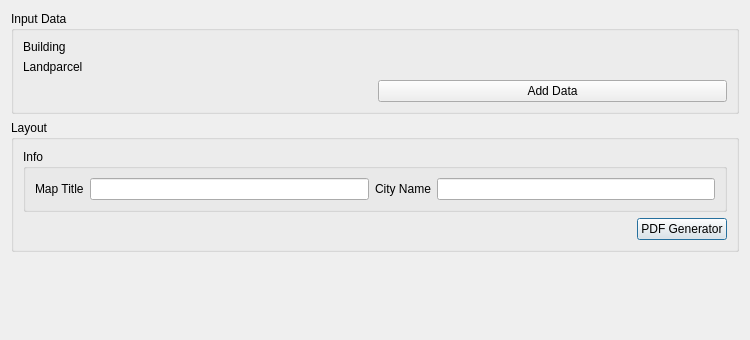
Before: the Qt Designer form 03_Exercise_2/exercise_2/layout_generator/layout_generator_dialog_base.ui in Hamidrezaostadabbas/FOSS4G_Asia_2023, drawn with Qt 5.
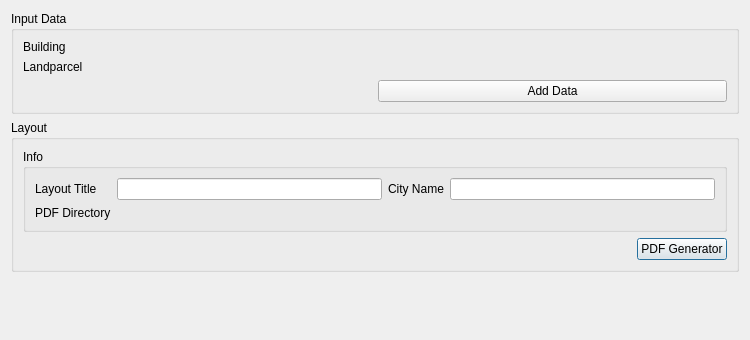
After: the same form once the commit is applied. Custom widgets are drawn as their Qt base class.

Patch:
```diff
--- a/03_Exercise_2/exercise_2/layout_generator/layout_generator_dialog_base.ui
+++ b/03_Exercise_2/exercise_2/layout_generator/layout_generator_dialog_base.ui
@@ -58,18 +58,11 @@
          <string>Info</string>
         </property>
         <layout class="QGridLayout" name="gridLayout_4">
-         <item row="0" column="1">
-          <widget class="QLineEdit" name="mapTitleLineEdit"/>
-         </item>
          <item row="0" column="3">
           <widget class="QLineEdit" name="cityNameLineEdit"/>
          </item>
-         <item row="0" column="0">
-          <widget class="QLabel" name="mapTitleLabel">
-           <property name="text">
-            <string>Map Title</string>
-           </property>
-          </widget>
+         <item row="0" column="1">
+          <widget class="QLineEdit" name="layoutTitleLineEdit"/>
          </item>
          <item row="0" column="2">
           <widget class="QLabel" name="cityNameLabel">
@@ -78,6 +71,30 @@
            </property>
           </widget>
          </item>
+         <item row="0" column="0">
+          <widget class="QLabel" name="layoutTitleLabel">
+           <property name="text">
+            <string>Layout Title</string>
+           </property>
+          </widget>
+         </item>
+         <item row="1" column="1" colspan="3">
+          <widget class="QgsFileWidget" name="pdfDirectoryFileWidget">
+           <property name="storageMode">
+            <enum>QgsFileWidget::GetDirectory</enum>
+           </property>
+          </widget>
+         </item>
+         <item row="1" column="0">
+          <widget class="QLabel" name="pdfDirectoryLabel">
+           <property name="frameShadow">
+            <enum>QFrame::Sunken</enum>
+           </property>
+           <property name="text">
+            <string>PDF Directory</string>
+           </property>
+          </widget>
+         </item>
         </layout>
        </widget>
       </item>
```
